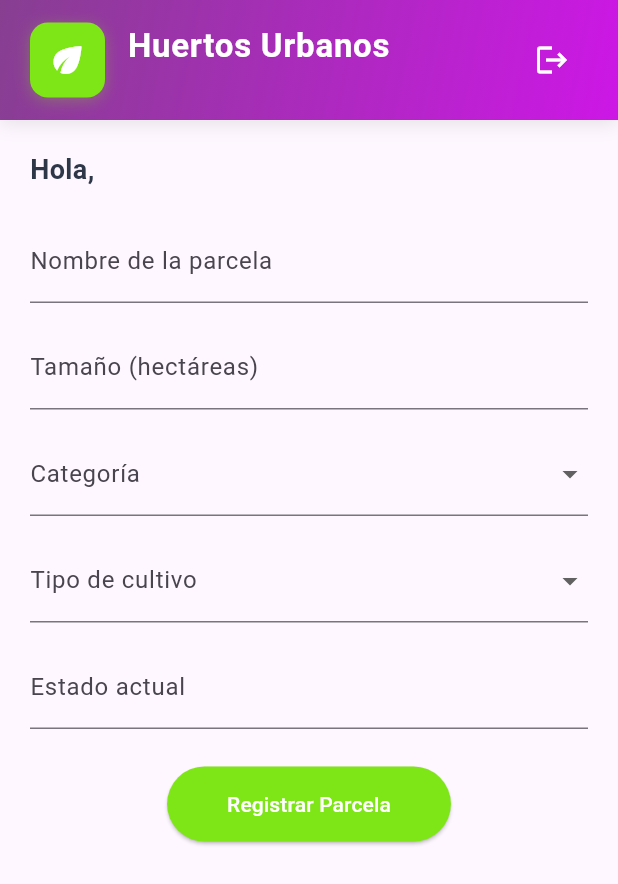
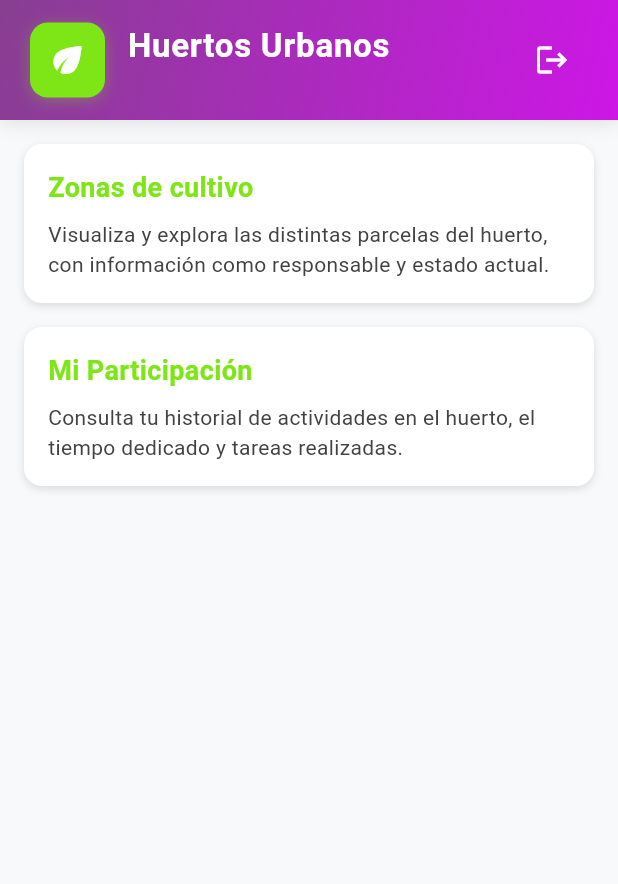
Before and after one commit to LuisGarizao/Rubrica_3_CompMovil, a Flutter app: the HomeScreen screen opened by its route, on a phone screen of 412 x 824 dp. Shown: the top 884 px of the screen. Run offline on Flutter 3.47's test engine with Material 3 defaults, Android fonts, the light colour scheme and no system bars; our stand-ins replace cloud_firestore, firebase_auth, firebase_core; accounts and stored records are empty.

Commit message:
2do commit

```diff
--- a/lib/main.dart
+++ b/lib/main.dart
@@ -18,10 +18,10 @@ void main() async {
         appId: "1:422806119632:web:3174c0ca3dc73eedc8aad5",
       ),
     );
-    print('✅ Firebase inicializado para Web');
+    // print('✅ Firebase inicializado para Web');
   } else {
     await Firebase.initializeApp();
-    print('✅ Firebase inicializado para móvil');
+    // print('✅ Firebase inicializado para móvil');
   }
 
   runApp(const UrbanGardenApp());
--- a/lib/screens/home_screen.dart
+++ b/lib/screens/home_screen.dart
@@ -1,6 +1,7 @@
 import 'package:flutter/material.dart';
-import 'package:firebase_auth/firebase_auth.dart';
-import 'package:cloud_firestore/cloud_firestore.dart';
+// import 'package:firebase_auth/firebase_auth.dart';
+// import 'package:cloud_firestore/cloud_firestore.dart';
+import 'zones_screen.dart';
 import '../widgets/custom_header.dart';
 import '../utils/colors.dart';
 
@@ -12,185 +13,107 @@ class HomeScreen extends StatefulWidget {
 }
 
 class _HomeScreenState extends State<HomeScreen> {
-  final _formKey = GlobalKey<FormState>();
-  final _nombreController = TextEditingController();
-  final _tamanoController = TextEditingController();
-  final _estadoController = TextEditingController();
-
-  String? _categoriaSeleccionada;
-  String? _tipoCultivoSeleccionado;
-
-  String? _userName;
-
   @override
   void initState() {
     super.initState();
-    _loadUserData();
-  }
-
-  Future<void> _loadUserData() async {
-    final user = FirebaseAuth.instance.currentUser;
-    if (user != null) {
-      final doc =
-          await FirebaseFirestore.instance
-              .collection('users')
-              .doc(user.uid)
-              .get();
-      setState(() {
-        _userName = doc.data()?['name'] ?? 'Usuario';
-      });
-    }
-  }
-
-  Future<void> _registrarParcela() async {
-    if (_formKey.currentState!.validate()) {
-      try {
-        final user = FirebaseAuth.instance.currentUser;
-        await FirebaseFirestore.instance.collection('parcelas').add({
-          'nombre': _nombreController.text,
-          'tamano': double.parse(_tamanoController.text),
-          'categoria': _categoriaSeleccionada,
-          'tipoCultivo': _tipoCultivoSeleccionado,
-          'estado': _estadoController.text,
-          'userId': user?.uid,
-          'fecha': Timestamp.now(),
-        });
-
-        ScaffoldMessenger.of(context).showSnackBar(
-          const SnackBar(content: Text('Parcela registrada con éxito')),
-        );
-
-        _formKey.currentState!.reset();
-        setState(() {
-          _categoriaSeleccionada = null;
-          _tipoCultivoSeleccionado = null;
-        });
-      } catch (e) {
-        ScaffoldMessenger.of(
-          context,
-        ).showSnackBar(SnackBar(content: Text('Error al registrar: $e')));
-      }
-    }
   }
 
   @override
   Widget build(BuildContext context) {
+    // const nombreUsuario = 'Luis Perez'; // Placeholder por ahora
+
     return Scaffold(
+      backgroundColor: AppColors.background,
       appBar: const CustomHeader(),
-      body: SingleChildScrollView(
-        padding: const EdgeInsets.all(20),
+      body: Padding(
+        padding: const EdgeInsets.all(16.0),
         child: Column(
-          crossAxisAlignment: CrossAxisAlignment.start,
           children: [
-            if (_userName != null)
-              Padding(
-                padding: const EdgeInsets.only(bottom: 20),
-                child: Text(
-                  'Hola, $_userName',
-                  style: const TextStyle(
-                    fontSize: 18,
-                    fontWeight: FontWeight.w600,
-                    color: AppColors.textDark,
-                  ),
-                ),
-              ),
-            Form(
-              key: _formKey,
-              child: Column(
-                children: [
-                  TextFormField(
-                    controller: _nombreController,
-                    decoration: const InputDecoration(
-                      labelText: 'Nombre de la parcela',
-                    ),
-                    validator:
-                        (value) =>
-                            value == null || value.isEmpty
-                                ? 'Campo requerido'
-                                : null,
-                  ),
-                  const SizedBox(height: 15),
-                  TextFormField(
-                    controller: _tamanoController,
-                    decoration: const InputDecoration(
-                      labelText: 'Tamaño (hectáreas)',
-                    ),
-                    keyboardType: TextInputType.number,
-                    validator:
-                        (value) =>
-                            value == null || value.isEmpty
-                                ? 'Campo requerido'
-                                : null,
-                  ),
-                  const SizedBox(height: 15),
-                  DropdownButtonFormField<String>(
-                    value: _categoriaSeleccionada,
-                    decoration: const InputDecoration(labelText: 'Categoría'),
-                    items:
-                        ['Hortaliza', 'Cereal'].map((String value) {
-                          return DropdownMenuItem<String>(
-                            value: value,
-                            child: Text(value),
-                          );
-                        }).toList(),
-                    onChanged:
-                        (val) => setState(() => _categoriaSeleccionada = val),
-                    validator:
-                        (value) =>
-                            value == null ? 'Selecciona una categoría' : null,
-                  ),
-                  const SizedBox(height: 15),
-                  DropdownButtonFormField<String>(
-                    value: _tipoCultivoSeleccionado,
-                    decoration: const InputDecoration(
-                      labelText: 'Tipo de cultivo',
-                    ),
-                    items:
-                        ['Tomate', 'Lechuga'].map((String value) {
-                          return DropdownMenuItem<String>(
-                            value: value,
-                            child: Text(value),
-                          );
-                        }).toList(),
-                    onChanged:
-                        (val) => setState(() => _tipoCultivoSeleccionado = val),
-                    validator:
-                        (value) =>
-                            value == null
-                                ? 'Selecciona un tipo de cultivo'
-                                : null,
-                  ),
-                  const SizedBox(height: 15),
-                  TextFormField(
-                    controller: _estadoController,
-                    decoration: const InputDecoration(
-                      labelText: 'Estado actual',
-                    ),
-                    validator:
-                        (value) =>
-                            value == null || value.isEmpty
-                                ? 'Campo requerido'
-                                : null,
-                  ),
-                  const SizedBox(height: 25),
-                  ElevatedButton(
-                    style: ElevatedButton.styleFrom(
-                      backgroundColor: AppColors.primary,
-                      foregroundColor: Colors.white,
-                      padding: const EdgeInsets.symmetric(
-                        horizontal: 40,
-                        vertical: 15,
-                      ),
-                    ),
-                    onPressed: _registrarParcela,
-                    child: const Text('Registrar Parcela'),
-                  ),
-                ],
-              ),
+            _buildCard(
+              context,
+              titulo: 'Zonas de cultivo',
+              descripcion:
+                  'Visualiza y explora las distintas parcelas del huerto, con información como responsable y estado actual.',
+              // color: const Color(0xFFE6F4EA),
+              ruta: '/zonas',
+            ),
+            const SizedBox(height: 16),
+            _buildCard(
+              context,
+              titulo: 'Mi Participación',
+              descripcion:
+                  'Consulta tu historial de actividades en el huerto, el tiempo dedicado y tareas realizadas.',
+              // color: Color(0xFFFFF9C4),
+              ruta: '/participacion',
             ),
           ],
         ),
       ),
     );
   }
+
+  Widget _buildCard(
+    BuildContext context, {
+    required String titulo,
+    required String descripcion,
+    // required Color color,
+    required String ruta,
+  }) {
+    return GestureDetector(
+      onTap: () {
+        // Navigator.pushNamed(context, ruta);
+        if (ruta == '/zonas') {
+          Navigator.push(
+            context,
+            MaterialPageRoute(builder: (context) => const ZonasPage()),
+          );
+        } else {
+
+        }
+      },
+      child: Container(
+        decoration: BoxDecoration(
+          color: AppColors.white,
+          borderRadius: BorderRadius.circular(12),
+          boxShadow: const [
+            BoxShadow(
+              color: Colors.black12,
+              blurRadius: 4,
+              offset: Offset(0, 2),
+            ),
+          ],
+        ),
+        padding: const EdgeInsets.all(16),
+        child: Row(
+          children: [
+            Expanded(
+              child: Column(
+                crossAxisAlignment: CrossAxisAlignment.start,
+                children: [
+                  Text(
+                    titulo,
+                    style: const TextStyle(
+                      fontSize: 18,
+                      fontWeight: FontWeight.bold,
+                      color: AppColors.primary,
+                    ),
+                  ),
+                  const SizedBox(height: 8),
+                  Text(
+                    descripcion,
+                    style: const TextStyle(
+                      fontSize: 14,
+                      color: Color(0xFF424242),
+                    ),
+                  ),
+                ],
+              ),
+            ),
+            const SizedBox(width: 12),
+            // const Icon(Icons.ve, size: 48),
+          ],
+        ),
+      ),
+    );
+  }
 }
--- a/lib/screens/login_screen.dart
+++ b/lib/screens/login_screen.dart
@@ -6,6 +6,7 @@ import '../utils/colors.dart';
 import '../services/auth_service.dart';
 import 'register_screen.dart';
 import 'home_screen.dart';
+// import 'zones_screen.dart';
 
 class LoginScreen extends StatefulWidget {
   const LoginScreen({super.key});
@@ -71,6 +72,7 @@ class _LoginScreenState extends State<LoginScreen> {
           // Navegar a la pantalla principal
           Navigator.pushReplacement(
             context,
+            // MaterialPageRoute(builder: (context) => const ZonasPage()),
             MaterialPageRoute(builder: (context) => const HomeScreen()),
           );
         }
```
Also changed, not shown: lib/screens/activities_screen.dart (added, +114 -0 lines), lib/screens/zone_register_screen.dart (added, +196 -0 lines), lib/screens/zones_screen.dart (added, +160 -0 lines), pubspec.lock, 2 other files.
